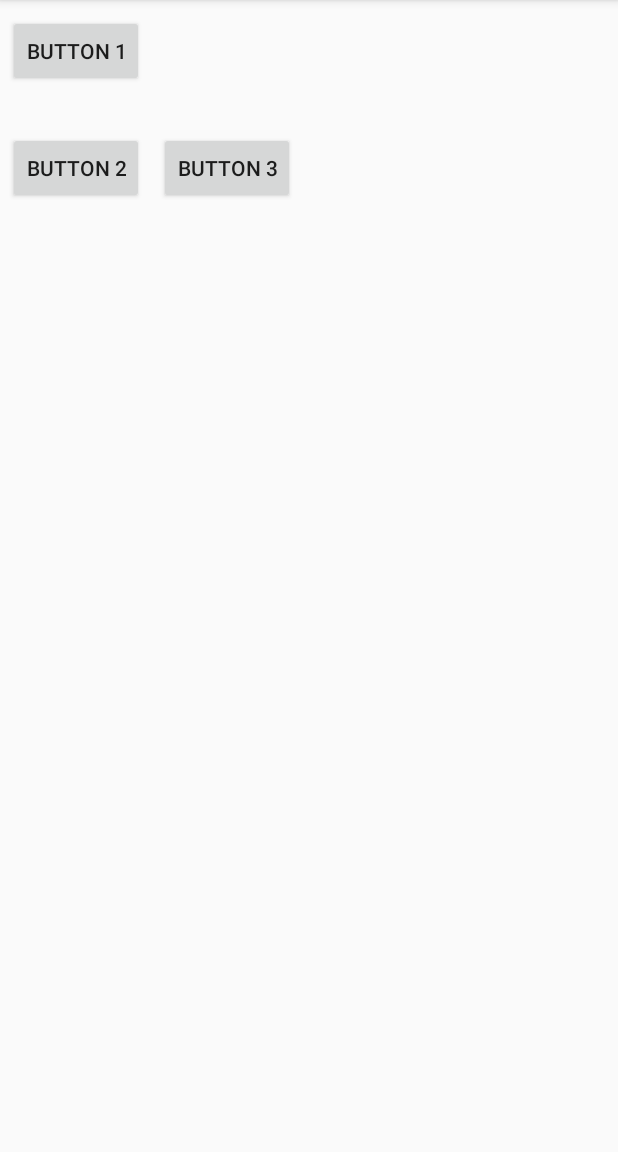
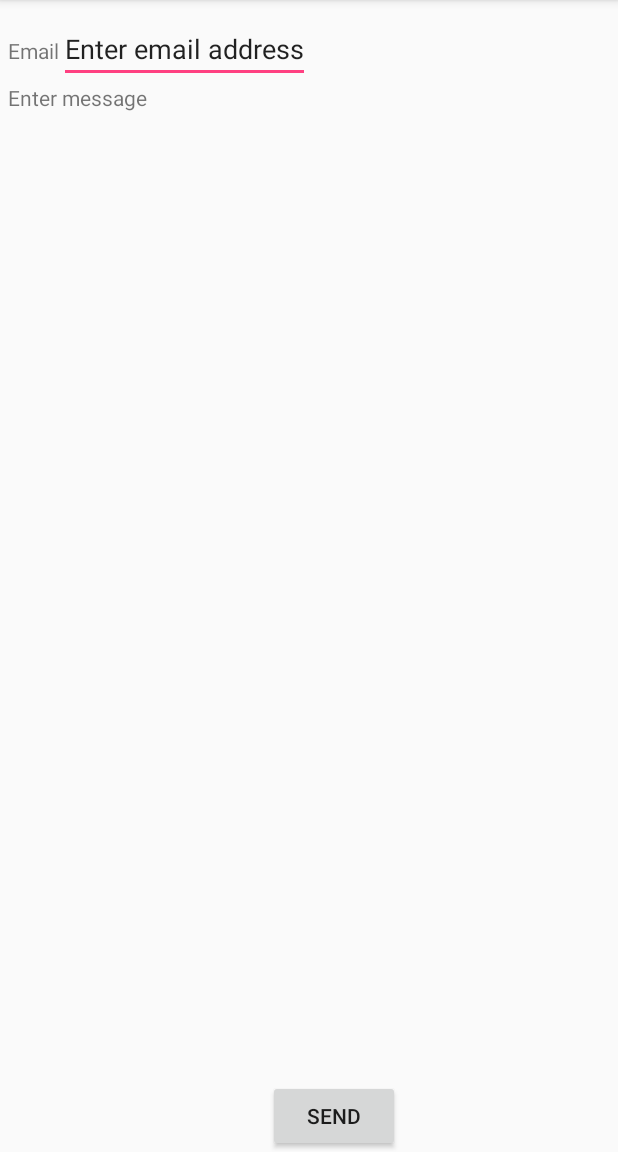
Before and after one commit to varunkeerthy/campaign-android-app, an Android app: the screen it shows after launch (MainActivity), on a phone screen of 412 x 824 dp, the part 84-1236 px from its top. Run offline under Robolectric (Android 15) with nearby library versions, the phone set to English and light mode, and no system bars.

Commit message:
Feature: Lecture 11: Grid layout

```diff
--- a/app/src/main/res/layout/activity_main.xml
+++ b/app/src/main/res/layout/activity_main.xml
@@ -1,5 +1,5 @@
 <?xml version="1.0" encoding="utf-8"?>
-<RelativeLayout xmlns:android="http://schemas.android.com/apk/res/android"
+<GridLayout xmlns:android="http://schemas.android.com/apk/res/android"
 
     xmlns:tools="http://schemas.android.com/tools"
     android:id="@+id/activity_main"
@@ -9,32 +9,35 @@
     android:paddingTop="10dp"
     android:paddingRight="5dp"
     android:paddingLeft="5dp"
+
+    android:columnCount="2"
+    android:rowCount="3"
     tools:context=".MainActivity">
 
-<Button
-    android:layout_width="wrap_content"
-    android:layout_height="wrap_content"
-    android:id="@+id/buone"
-    android:text="Button 1"/>
 
-<Button
-    android:layout_width="wrap_content"
-    android:layout_height="wrap_content"
-    android:id="@+id/butwo"
-    android:text="Button 2"
-    android:layout_marginTop="30dp"
-    android:layout_marginRight="10dp"
-    android:layout_below="@+id/buone"/>
+    <TextView
+        android:text="Email"
+        android:layout_column="0"
+        android:layout_row="0"/>
+
+    <EditText
+        android:text="Enter email address"
+        android:layout_column="1"
+        android:layout_row="0"/>
+
+    <TextView
+        android:text="Enter message"
+        android:layout_column="0"
+        android:layout_row="1"
+        android:layout_columnSpan="2"
+        android:gravity="top"
+        android:layout_gravity="fill"/>
+
+    <Button
+        android:text="Send"
+        android:layout_gravity="center_horizontal"
+        android:layout_column="1"
+        android:layout_row="2"/>
 
 
-<Button
-    android:layout_width="wrap_content"
-    android:layout_height="wrap_content"
-    android:id="@+id/buthree"
-    android:text="Button 3"
-    android:layout_toRightOf="@+id/butwo"
-    android:layout_marginTop="30dp"
-    android:layout_below="@+id/buone"/>
-
-
-</RelativeLayout>
+</GridLayout>
```
